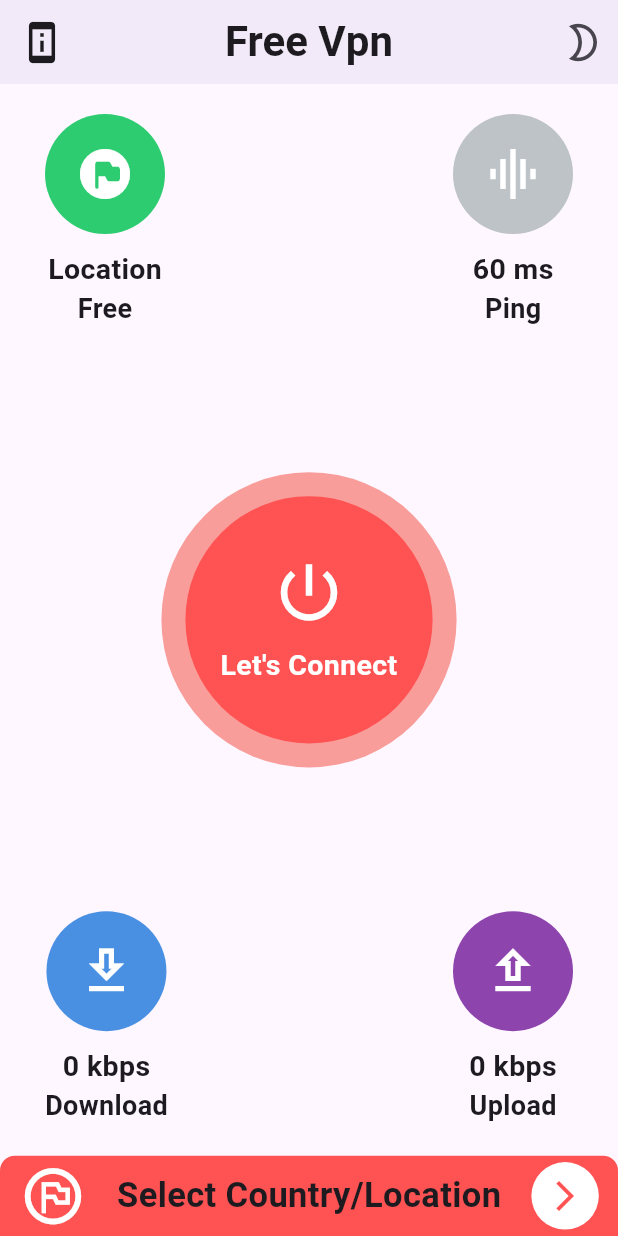
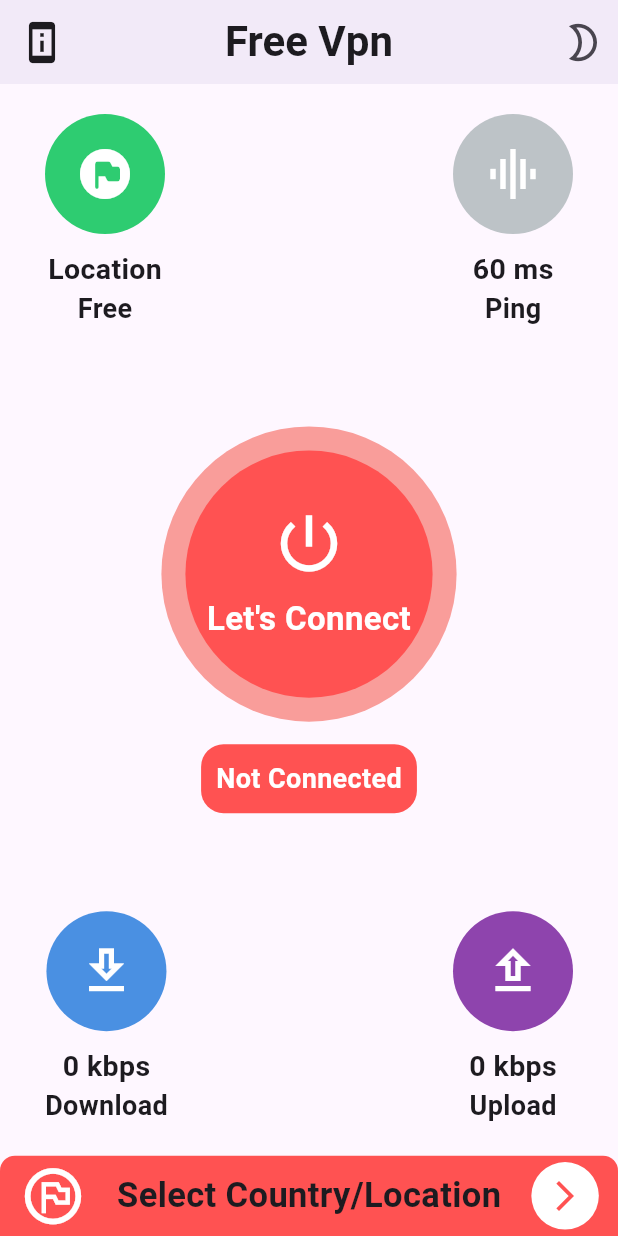
Before and after one commit to EngAhmed20/Vpn_App, a Flutter app: the screen it shows after launch, on a phone screen of 412 x 824 dp. Run offline on Flutter 3.47's test engine with Material 3 defaults, Android fonts, the phone set to English and light mode, and no system bars; our stand-ins replace get, hive, hive_flutter; accounts and stored records are empty.

Commit message:
vpn rounded button

```diff
--- a/lib/core/utilis/app_style/app_text_styles.dart
+++ b/lib/core/utilis/app_style/app_text_styles.dart
@@ -23,6 +23,10 @@ abstract class textStyle{
   static const TextStyle Bold19=TextStyle(
     fontWeight:  FontWeight.bold,
     fontSize: 19,
+  );
+  static const TextStyle Bold22=TextStyle(
+    fontWeight:  FontWeight.bold,
+    fontSize: 22,
   );
   static const TextStyle semiBold16=TextStyle(
     fontWeight:  FontWeight.w600,
--- a/lib/feature/home/widget/vpn_rounded_button.dart
+++ b/lib/feature/home/widget/vpn_rounded_button.dart
@@ -1,5 +1,7 @@
 import 'package:flutter/material.dart';
 import 'package:vpn_basic_project/core/utilis/app_const.dart';
+
+import '../../../core/utilis/app_style/app_text_styles.dart';
 
 class VpnRoundedButton extends StatelessWidget {
   const VpnRoundedButton({super.key, this.onTap});
@@ -40,13 +42,23 @@ class VpnRoundedButton extends StatelessWidget {
                   const SizedBox(height: 10),
                   Text(
                     'Let\'s Connect',
-                    style: TextStyle(fontSize: 19, fontWeight: FontWeight.bold, color: Colors.white),
+                    style: textStyle.Bold22.copyWith(color: Colors.white),
                     textAlign: TextAlign.center, // Center the text
                   ),
                 ],
               ),
             ),
           ),
+          const SizedBox(height: 15,),
+          Container(
+            padding: EdgeInsets.all(10),
+            decoration: BoxDecoration(
+                borderRadius:BorderRadius.circular(15),
+                color: Colors.redAccent
+            ),
+            child: Text('Not Connected',style: textStyle.semiBold18.copyWith(color: Colors.white),),
+          ),
+
         ],
       ),
     );
```
